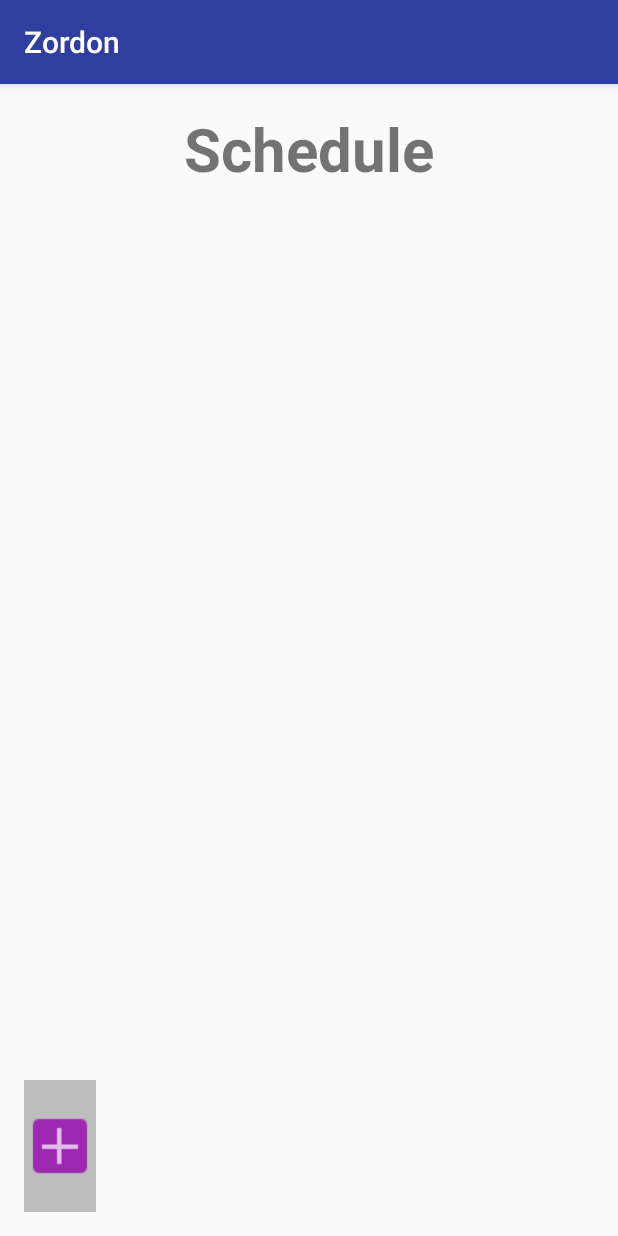
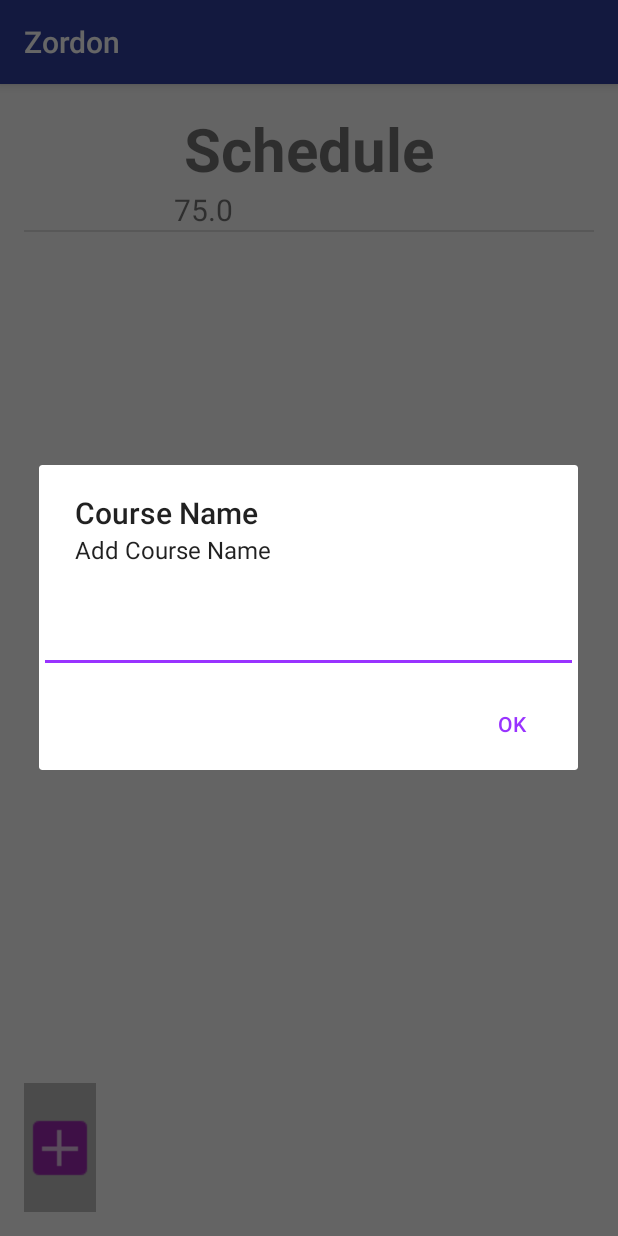
Before and after one commit to 1ckarus/wings, an Android app: the Schedule screen opened directly, with no data from a screen before it, after a tap on "YES", on a phone screen of 412 x 824 dp. Run offline under Robolectric (Android 15) with nearby library versions, the phone set to English and light mode, and no system bars; 1 other tap on this screen came first.

Commit message:
can kinda add classes to the schedule

```diff
--- a/app/build.gradle
+++ b/app/build.gradle
@@ -8,8 +8,8 @@ android {
         applicationId "ickarus.zordon"
         minSdkVersion 15
         targetSdkVersion 23
-        versionCode 1
-        versionName "1.0"
+        versionCode 2
+        versionName "2.0"
     }
     buildTypes {
         release {
--- a/app/src/main/java/ickarus/zordon/CourseAdapter.java
+++ b/app/src/main/java/ickarus/zordon/CourseAdapter.java
@@ -27,7 +27,7 @@ public class CourseAdapter extends ArrayAdapter <course>{
     public View getView(int position, View convertView, ViewGroup parent) {
         // TODO Auto-generated method stub
         LayoutInflater inflater = ((Activity) context).getLayoutInflater();
-        convertView = inflater.inflate(R.layout.row, parent, false);
+        convertView = inflater.inflate(R.layout.courserow, parent, false);
         TextView name = (TextView) convertView.findViewById(R.id.coursName);
         TextView score = (TextView) convertView.findViewById(R.id.courScore);
         name.setText(courses.get(position).getCourseName());
--- a/app/src/main/java/ickarus/zordon/Schedule.java
+++ b/app/src/main/java/ickarus/zordon/Schedule.java
@@ -7,6 +7,7 @@ import android.os.Bundle;
 import android.util.Log;
 import android.view.View;
 import android.widget.Button;
+import android.widget.EditText;
 import android.widget.ImageButton;
 import android.app.AlertDialog;
 import android.content.DialogInterface;
@@ -46,7 +47,42 @@ public class Schedule extends AppCompatActivity {
                             public void onClick(DialogInterface dialog,int id) {
                                 // if this button is clicked, close
                                 // current activity
-                                Log.i("Course Added","YES");
+
+                               final  course course= new course();
+                                Log.i("Course created", "YES");
+                                // ask for coursname
+                                AlertDialog.Builder alert = new AlertDialog.Builder(context);
+
+                                alert.setTitle("Course Name");
+                                alert.setMessage("Add Course Name");
+
+                                // Set an EditText view to get user input
+                                final EditText input = new EditText(context);
+                                alert.setView(input);
+
+                                alert.setPositiveButton("Ok", new DialogInterface.OnClickListener() {
+                                    public void onClick(DialogInterface dialog, int whichButton) {
+                                        String value = input.getText().toString();
+                                        course.setCourseName(value);
+                                        Log.i("Course name added", "YES");
+                                        // Do something with value!
+                                    }
+                                });
+
+
+                                alert.show();
+
+
+
+
+                                course.addCourseItem("quiz", 30);
+                                Log.i("Course item Added", "YES");
+                                course.addScore("quiz", 75);
+                                Log.i("score Added", "YES");
+
+                                courseList.add(course);
+
+                                courseAdapter.notifyDataSetChanged();
                             }
                         })
                         .setNegativeButton("No",new DialogInterface.OnClickListener() {
@@ -66,4 +102,28 @@ public class Schedule extends AppCompatActivity {
             }
         });
     }
+    public static void addCourseItem(final course course, Context context)
+    {
+        AlertDialog.Builder alert = new AlertDialog.Builder(context);
+
+        alert.setTitle("Course Name");
+        alert.setMessage("Add Course Name");
+
+        // Set an EditText view to get user input
+        final EditText input = new EditText(context);
+        alert.setView(input);
+
+        alert.setPositiveButton("Ok", new DialogInterface.OnClickListener() {
+            public void onClick(DialogInterface dialog, int whichButton) {
+                String value = input.getText().toString();
+                course.setCourseName(value);
+                Log.i("Course name added", "YES");
+                // Do something with value!
+            }
+        });
+
+
+        alert.show();
+
+    }
 }
--- a/app/src/main/java/ickarus/zordon/course.java
+++ b/app/src/main/java/ickarus/zordon/course.java
@@ -31,17 +31,26 @@ public class course {
         }
         return sum/totalWeight;
     }
+    public void addScore(String name, double score)
+    {
+        for (int i=0;i< list.size();i++)
+        {
+            if(list.get(i).getName().equals(name))
+            {
+                list.get(i).addItem(score);
+            }
+        }
+    }
 
-    public void addCourseItem(String name, double weight, ArrayList<Double> scores)
-    {
+    public void addCourseItem(String name, double weight)
+        {
         courseItem courseItem= new courseItem();
         courseItem.setName(name);
         courseItem.setWeight(weight);
 
         // here i think I want a loop that will usen an array to add the scored
         //courseItem.addItem(20);
-        for(int i=0; i< scores.size();i++)
-            courseItem.addItem(scores.get(i));
+
         list.add(courseItem);
 
     }
--- a/app/src/main/res/layout/courserow.xml
+++ b/app/src/main/res/layout/courserow.xml
@@ -14,7 +14,7 @@
         android:textSize="20sp"/>
 
     <TextView
-        android:paddingLeft="20sp"
+        android:paddingLeft="60sp"
         android:id="@+id/courScore"
         android:layout_width="wrap_content"
         android:layout_height="wrap_content"
@@ -23,4 +23,5 @@
         />
 
 
+
 </LinearLayout>
```
Also changed, not shown: app/src/main/res/drawable/delete.png (added), 1 other file.
